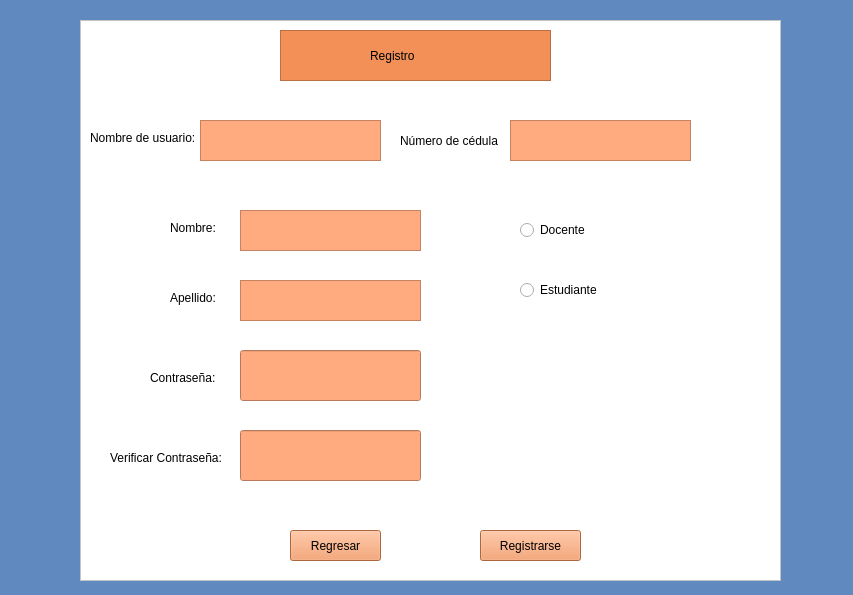
Qt form AulaVirtual/registro.ui (micaelCZ/AulaVirtual_VersionFinal) before a commit.
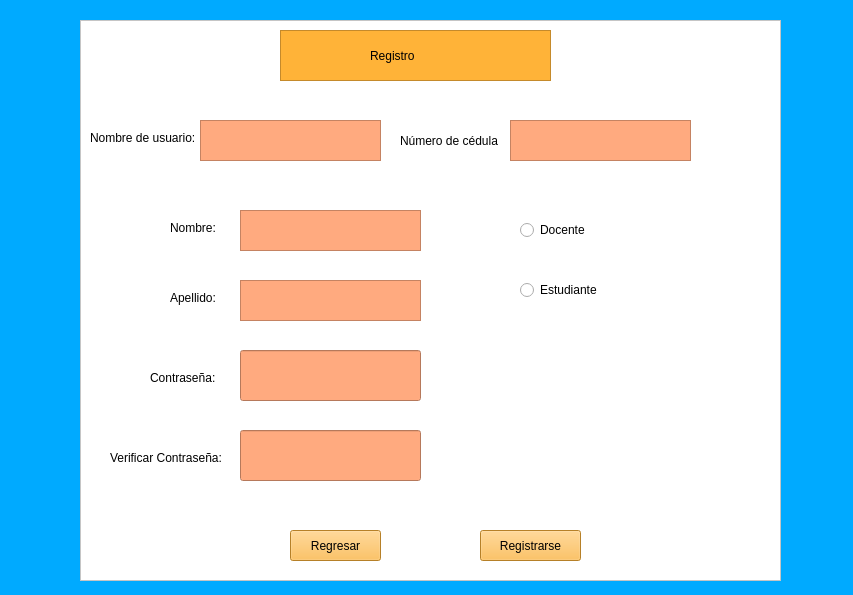
The same form after that commit.

Patch:
```diff
--- a/AulaVirtual/registro.ui
+++ b/AulaVirtual/registro.ui
@@ -14,7 +14,7 @@
    <string>Form</string>
   </property>
   <property name="styleSheet">
-   <string notr="true">background-color: rgb(96, 137, 191);</string>
+   <string notr="true">background-color: rgb(0, 170, 255);</string>
   </property>
   <widget class="QLabel" name="label_4">
    <property name="geometry">
@@ -57,7 +57,7 @@
      </rect>
     </property>
     <property name="styleSheet">
-     <string notr="true">background-color: rgb(242, 144, 87);</string>
+     <string notr="true">background-color: rgb(255, 179, 56);</string>
     </property>
     <property name="frameShape">
      <enum>QFrame::StyledPanel</enum>
@@ -240,8 +240,7 @@
      </rect>
     </property>
     <property name="styleSheet">
-     <string notr="true">background-color: rgb(242, 144, 87);
-font: 700 9pt &quot;Segoe UI&quot;;</string>
+     <string notr="true">background-color: rgb(255, 179, 56);font: 700 9pt &quot;Segoe UI&quot;;</string>
     </property>
     <property name="text">
      <string>Regresar</string>
@@ -257,7 +256,7 @@
      </rect>
     </property>
     <property name="styleSheet">
-     <string notr="true">background-color: rgb(242, 144, 87);
+     <string notr="true">background-color: rgb(255, 179, 56);
 font: 700 9pt &quot;Segoe UI&quot;;</string>
     </property>
     <property name="text">
```
